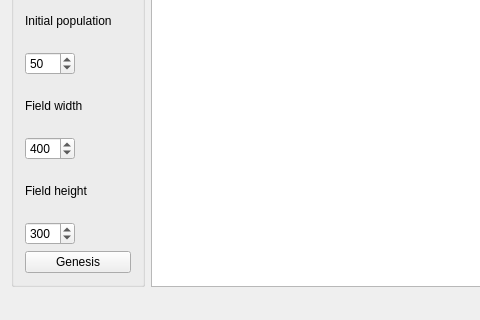
The window that mainwindow.ui (schibalt/bees) describes before a commit, drawn with Qt 5; both pictures show x 0 to 480 and y 280 to 600 of the 900 by 600 pixel window.
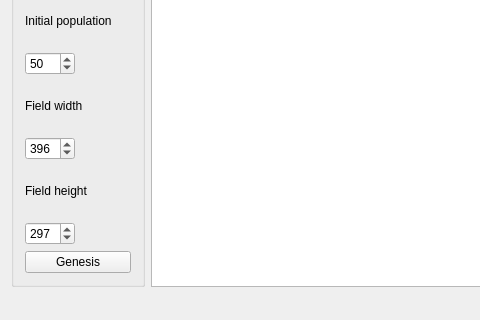
The same window after the commit.

Patch:
```diff
--- a/mainwindow.ui
+++ b/mainwindow.ui
@@ -147,7 +147,7 @@
           <number>1000</number>
          </property>
          <property name="value">
-          <number>400</number>
+          <number>396</number>
          </property>
         </widget>
        </item>
@@ -179,7 +179,7 @@
           <number>1000</number>
          </property>
          <property name="value">
-          <number>300</number>
+          <number>297</number>
          </property>
         </widget>
        </item>
```
Left out of the diff: 6 changed lines with no effect on the pictures.
